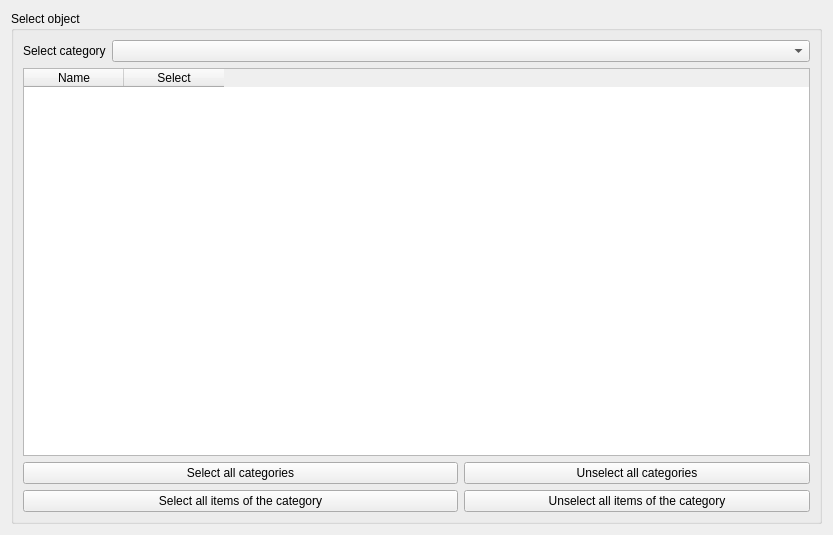
The window that generic_cv_tasks/ui/widget_select_object_to_detect.ui (stereomatchingkiss/show_cases) describes before a commit, drawn with Qt 5.
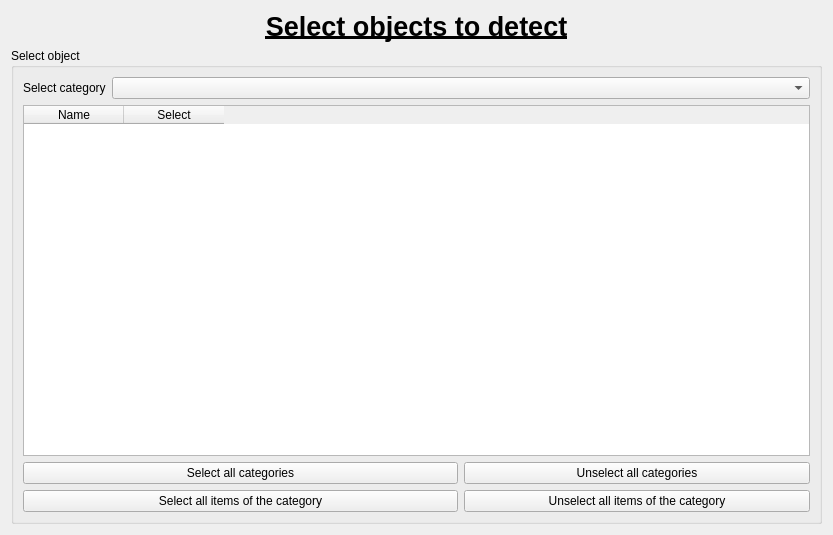
The same window after the commit.

Commit message: put object tracking stacks to another stack, easier to maintain

Diff of the .ui file:
```diff
--- a/generic_cv_tasks/ui/widget_select_object_to_detect.ui
+++ b/generic_cv_tasks/ui/widget_select_object_to_detect.ui
@@ -14,6 +14,29 @@
    <string>Form</string>
   </property>
   <layout class="QVBoxLayout" name="verticalLayout">
+   <item>
+    <widget class="QLabel" name="labelTitle">
+     <property name="font">
+      <font>
+       <pointsize>20</pointsize>
+       <bold>true</bold>
+       <underline>true</underline>
+      </font>
+     </property>
+     <property name="autoFillBackground">
+      <bool>false</bool>
+     </property>
+     <property name="text">
+      <string>Select objects to detect</string>
+     </property>
+     <property name="scaledContents">
+      <bool>false</bool>
+     </property>
+     <property name="alignment">
+      <set>Qt::AlignCenter</set>
+     </property>
+    </widget>
+   </item>
    <item>
     <widget class="QGroupBox" name="groupBox">
      <property name="title">
```
Left out of the diff: 48 changed lines with no effect on the pictures. The commit also changes 7 other files.
